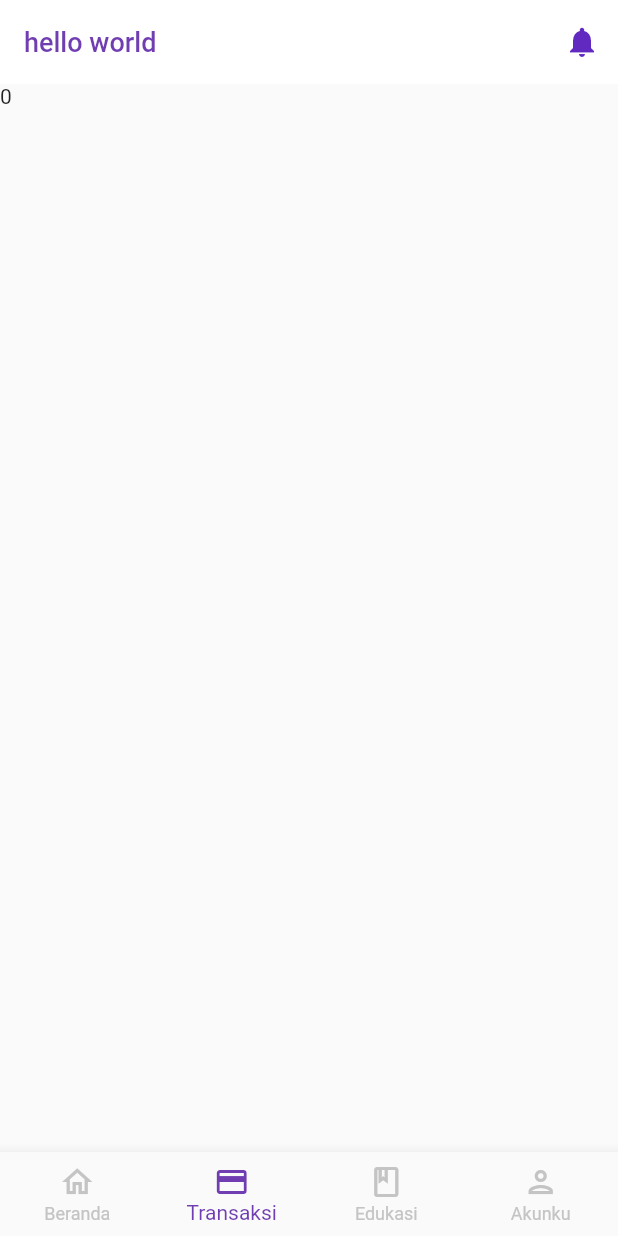
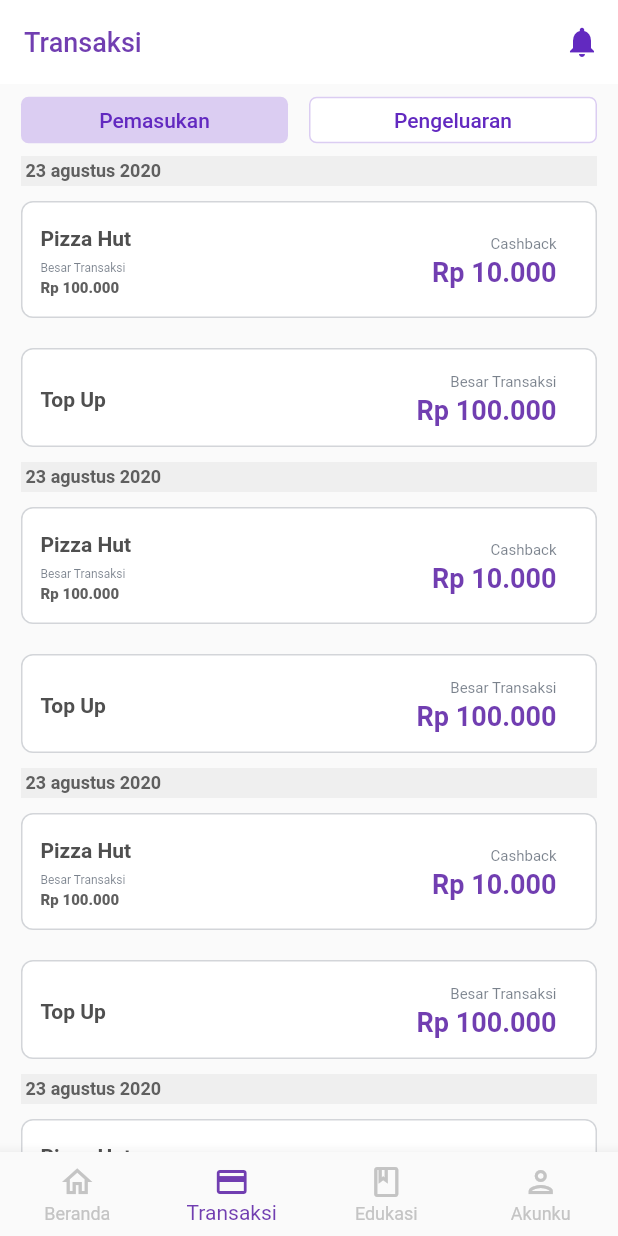
Before and after one commit to BlinfoldKing/harvest-app, a Flutter app: the screen it shows after launch, swiped to page 2, on a phone screen of 412 x 824 dp. Run offline on Flutter 3.47's test engine with Material 2 defaults, Android fonts, the phone set to English and light mode, and no system bars; our stand-ins replace flutter_dotenv, outline_material_icons, percent_indicator.

Commit message:
implement transactionlist UI

```diff
--- a/lib/components/general/harvestButton.dart
+++ b/lib/components/general/harvestButton.dart
@@ -2,13 +2,19 @@ import 'package:flutter/material.dart';
 import 'package:harvest_app/utils/theme.dart';
 
 class HarvestButton extends StatelessWidget {
-  Function() onPressed;
-  Widget child;
-  Color color;
-  Color textColor;
-  Color borderColor;
+  final Function() onPressed;
+  final Widget child;
+  final Color color;
+  final Color textColor;
+  final Color borderColor;
 
-  HarvestButton({this.onPressed, this.child, this.color, this.textColor});
+  HarvestButton({
+    this.onPressed,
+    this.child,
+    this.color,
+    this.textColor,
+    this.borderColor,
+  });
 
   @override
   Widget build(BuildContext context) {
--- a/lib/components/general/swipeableScaffold.dart
+++ b/lib/components/general/swipeableScaffold.dart
@@ -5,6 +5,7 @@ import 'package:harvest_app/utils/theme.dart';
 class SwipeableScaffold extends StatefulWidget {
   final List<BottomNavigationBarItem> items;
   final List<Widget> pages;
+  final List<String> titles;
   final Function(int) onIndex;
   final Function(int page, Function({bool enableAppBar}) update) onTransition;
   final bool enableAppBar;
@@ -15,6 +16,7 @@ class SwipeableScaffold extends StatefulWidget {
     this.onIndex,
     this.enableAppBar,
     this.onTransition,
+    this.titles,
   });
 
   @override
@@ -24,12 +26,14 @@ class SwipeableScaffold extends StatefulWidget {
         enableAppBar: this.enableAppBar,
         onIndex: this.onIndex,
         onTransition: this.onTransition,
+        titles: this.titles,
       );
 }
 
 class _SwipeableScaffold extends State<SwipeableScaffold> {
   final List<BottomNavigationBarItem> items;
   final List<Widget> pages;
+  final List<String> titles;
   final Function(int) onIndex;
   final Function(int page, Function({bool enableAppBar}) update) onTransition;
 
@@ -52,19 +56,21 @@ class _SwipeableScaffold extends State<SwipeableScaffold> {
     });
   }
 
-  _SwipeableScaffold(
-      {this.items,
-      this.pages,
-      this.onIndex,
-      this.enableAppBar,
-      this.onTransition});
+  _SwipeableScaffold({
+    this.items,
+    this.pages,
+    this.onIndex,
+    this.enableAppBar,
+    this.onTransition,
+    this.titles,
+  });
 
   @override
   Widget build(BuildContext context) {
     return Scaffold(
       appBar: this.enableAppBar
           ? HarvestAppBar(
-              title: 'hello world',
+              title: this.titles[this._page],
             )
           : null,
       bottomNavigationBar: BottomNavigationBar(
--- /dev/null
+++ b/lib/components/general/toggleButton.dart
@@ -0,0 +1,34 @@
+import 'package:flutter/material.dart';
+import 'package:harvest_app/utils/theme.dart';
+
+class HarvestToogleButton extends StatelessWidget {
+  final Function() onPressed;
+  final Widget child;
+  bool isActive = false;
+
+  HarvestToogleButton({this.onPressed, this.child, this.isActive});
+
+  @override
+  Widget build(BuildContext context) {
+    return ButtonTheme(
+      height: 31,
+      child: RaisedButton(
+        elevation: 0,
+        shape: RoundedRectangleBorder(
+          borderRadius: BorderRadius.circular(5),
+          side: this.isActive
+              ? BorderSide.none
+              : BorderSide(
+                  color: HarvestTheme.ligthViolet,
+                  style: BorderStyle.solid,
+                  width: 1,
+                ),
+        ),
+        onPressed: this.onPressed,
+        child: this.child,
+        color: this.isActive ? HarvestTheme.ligthViolet : Colors.white,
+        textColor: HarvestTheme.darkPurple,
+      ),
+    );
+  }
+}
--- /dev/null
+++ b/lib/components/home/IncomeCard.dart
@@ -0,0 +1,99 @@
+import 'package:flutter/material.dart';
+import 'package:harvest_app/utils/formatMoney.dart';
+import 'package:harvest_app/utils/theme.dart';
+
+class IncomeCard extends StatelessWidget {
+  final bool isCashback;
+  final int amount;
+  final int cashback;
+  final String title;
+
+  IncomeCard({
+    this.isCashback,
+    this.title,
+    this.amount,
+    this.cashback,
+  });
+
+  @override
+  build(BuildContext context) {
+    return Container(
+      padding: EdgeInsets.only(left: 12, right: 26, top: 16, bottom: 13),
+      width: double.infinity,
+      decoration: BoxDecoration(
+        borderRadius: BorderRadius.circular(8),
+        border: Border.all(color: Color(0x33212E40)),
+        color: Colors.white,
+      ),
+      child: Column(
+        children: [
+          Row(
+            mainAxisAlignment: MainAxisAlignment.spaceBetween,
+            children: [
+              this.isCashback
+                  ? Column(
+                      crossAxisAlignment: CrossAxisAlignment.start,
+                      children: [
+                        Text(
+                          this.title,
+                          style: TextStyle(
+                            fontWeight: FontWeight.bold,
+                            color: Color(0xff4f4f4f),
+                          ),
+                        ),
+                        Container(
+                          margin: EdgeInsets.only(top: 7, bottom: 3),
+                          child: Text(
+                            'Besar Transaksi',
+                            style: TextStyle(
+                              color: Color(0x99212E40),
+                              fontSize: 8,
+                            ),
+                          ),
+                        ),
+                        Text(
+                          "Rp " + formatMoney(this.amount),
+                          style: TextStyle(
+                              fontSize: 10, fontWeight: FontWeight.w800),
+                        ),
+                      ],
+                    )
+                  : Text(
+                      this.title,
+                      style: TextStyle(
+                        fontWeight: FontWeight.bold,
+                        color: Color(0xff4f4f4f),
+                      ),
+                    ),
+              Column(
+                crossAxisAlignment: CrossAxisAlignment.end,
+                children: [
+                  Container(
+                    margin: EdgeInsets.only(bottom: 2),
+                    child: Text(
+                      this.isCashback ? 'Cashback' : 'Besar Transaksi',
+                      style: TextStyle(
+                        color: Color(0x99212E40),
+                        fontSize: 10,
+                      ),
+                    ),
+                  ),
+                  Text(
+                    "Rp " +
+                        formatMoney(
+                            this.isCashback ? this.cashback : this.amount),
+                    style: TextStyle(
+                      color: HarvestTheme.purple,
+                      fontSize: 18,
+                      fontWeight: FontWeight.w600,
+                    ),
+                  ),
+                ],
+              )
+            ],
+          )
+        ],
+      ),
+    );
+  }
+}
--- /dev/null
+++ b/lib/components/home/TransactionList.dart
@@ -0,0 +1,37 @@
+import 'package:flutter/material.dart';
+import 'package:harvest_app/utils/theme.dart';
+
+class TransactionList extends StatelessWidget {
+  final String title;
+  final List<Widget> items;
+
+  TransactionList({
+    this.title,
+    this.items,
+  });
+
+  @override
+  build(BuildContext context) {
+    return Column(
+      children: [
+        Container(
+          width: double.infinity,
+          padding: EdgeInsets.all(3),
+          color: HarvestTheme.light,
+          child: Text(
+            '23 agustus 2020',
+            style: TextStyle(
+              fontSize: 12,
+              fontWeight: FontWeight.bold,
+            ),
+          ),
+        ),
+        for (var item in items)
+          Container(
+            margin: EdgeInsets.only(top: 10, bottom: 10),
+            child: item,
+          ),
+      ],
+    );
+  }
+}
--- a/lib/screens/home/main.dart
+++ b/lib/screens/home/main.dart
@@ -1,5 +1,6 @@
 import 'package:flutter/material.dart';
 import 'package:harvest_app/screens/home/dashboard.dart';
+import 'package:harvest_app/screens/home/transaction.dart';
 import 'package:outline_material_icons/outline_material_icons.dart';
 import '../../components/general/swipeableScaffold.dart';
 
@@ -31,9 +32,10 @@ class _Homepage extends State<Homepage> {
         generateNavItem(icon: OMIcons.book, text: 'Edukasi'),
         generateNavItem(icon: OMIcons.person, text: 'Akunku'),
       ],
+      titles: ['Beranda', 'Transaksi', 'Edukasi', 'Akunku'],
       pages: [
         Dashboard(),
-        Text('0'),
+        Transaction(),
         Text('0'),
         Text('0'),
       ],
--- a/lib/screens/home/transaction.dart
+++ b/lib/screens/home/transaction.dart
@@ -0,0 +1,107 @@
+import 'package:flutter/cupertino.dart';
+import 'package:harvest_app/components/home/IncomeCard.dart';
+import 'package:harvest_app/components/home/TransactionList.dart';
+import 'package:harvest_app/components/general/toggleButton.dart';
+
+class Transaction extends StatefulWidget {
+  @override
+  _Transaction createState() => _Transaction();
+}
+
+enum _TransactionState {
+  INCOME,
+  OUTCOME,
+}
+
+List<Widget> generateIncome() {
+  return <Widget>[
+    IncomeCard(
+      amount: 100000,
+      isCashback: true,
+      title: 'Pizza Hut',
+      cashback: 10000,
+    ),
+    IncomeCard(
+      amount: 100000,
+      title: 'Top Up',
+      isCashback: false,
+    ),
+  ];
+}
+
+List<Widget> generateOutcome() {
+  return <Widget>[
+    IncomeCard(
+      amount: 100000,
+      title: 'Pizza Hut',
+      isCashback: false,
+    ),
+  ];
+}
+
+class _Transaction extends State<Transaction> {
+  _TransactionState _state = _TransactionState.INCOME;
+
+  @override
+  Widget build(BuildContext context) {
+    var items = this._state == _TransactionState.INCOME
+        ? generateIncome()
+        : generateOutcome();
+
+    return ListView(
+      // padding: EdgeInsets.symmetric(horizontal: 14, vertical: 21),
+      physics: const AlwaysScrollableScrollPhysics(),
+      children: [
+        Container(
+          padding: EdgeInsets.symmetric(horizontal: 14),
+          child: Column(
+            children: [
+              Row(
+                children: [
+                  Expanded(
+                    child: Container(
+                      margin: EdgeInsets.only(right: 14),
+                      child: HarvestToogleButton(
+                        child: Text('Pemasukan'),
+                        onPressed: () {
+                          setState(() {
+                            this._state = _TransactionState.INCOME;
+                          });
+                        },
+                        isActive: this._state == _TransactionState.INCOME,
+                      ),
+                    ),
+                  ),
+                  Expanded(
+                    child: HarvestToogleButton(
+                      child: Text('Pengeluaran'),
+                      onPressed: () {
+                        setState(() {
+                          this._state = _TransactionState.OUTCOME;
+                        });
+                      },
+                      isActive: this._state == _TransactionState.OUTCOME,
+                    ),
+                  ),
+                ],
+              ),
+              Container(
+                child: Column(
+                  children: [
+                    for (int i = 0; i < 10; i++)
+                      Container(
+                        width: double.infinity,
+                        child: TransactionList(
+                          items: items,
+                        ),
+                      )
+                  ],
+                ),
+              )
+            ],
+          ),
+        )
+      ],
+    );
+  }
+}
--- a/lib/screens/root.dart
+++ b/lib/screens/root.dart
@@ -43,9 +43,15 @@ class _Root extends State<Root> {
     return MaterialApp(
       title: 'Harvest',
       theme: ThemeData(
-        primarySwatch: Colors.purple,
-        visualDensity: VisualDensity.adaptivePlatformDensity,
-      ),
+          backgroundColor: Colors.white,
+          primarySwatch: Colors.purple,
+          visualDensity: VisualDensity.adaptivePlatformDensity,
+          textTheme: TextTheme(
+            bodyText1: TextStyle(color: HarvestTheme.black),
+            bodyText2: TextStyle(color: HarvestTheme.black),
+          ).apply(
+            bodyColor: HarvestTheme.black,
+          )),
       home: SafeArea(
         child: content,
       ),
--- a/lib/utils/theme.dart
+++ b/lib/utils/theme.dart
@@ -3,9 +3,11 @@ import 'package:flutter/material.dart';
 class HarvestTheme {
   static const black = Color(0xff5f5f5f);
   static const grey = Color(0xffc4c4c4);
+  static const light = Color(0xffefefef);
   static const lightbg = Color(0xffe7e7e7);
   static const purple = Color(0xff713eb1);
   static const darkPurple = Color(0xff6229c0);
   static const violet = Color(0xffa768f8);
+  static const ligthViolet = Color(0xffDBCDF2);
   static const success = Color(0xff7dbe46);
 }
```
